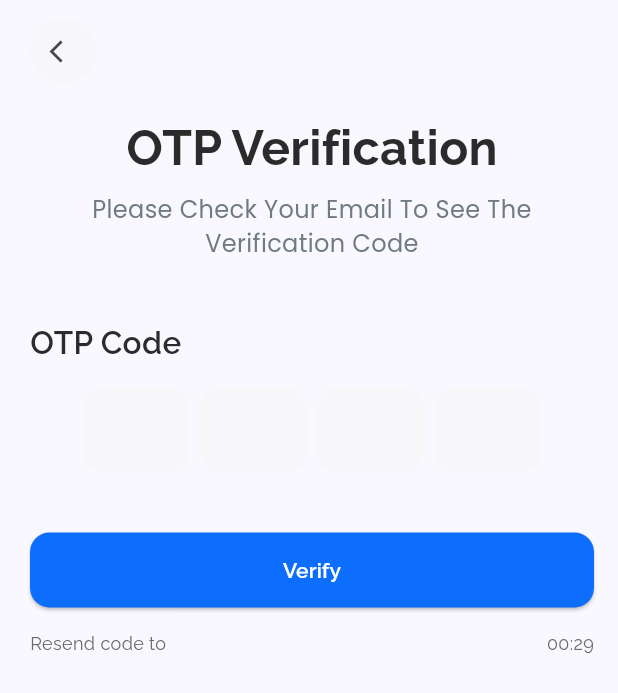
After one commit to FernandJerico/ecommerce_app, a Flutter app: the VerificationCodeScreen screen opened directly, on a phone screen of 412 x 824 dp. The commit adds this screen. Shown: the top 693 px of the screen. Run offline on Flutter 3.47's test engine with Material 2 defaults, Android fonts, the phone set to English and light mode, and no system bars; drawn by our look-alikes of pinput; our stand-ins replace dots_indicator, flutter_bloc, flutter_svg, google_fonts; missing offline and left inert: iconify_flutter.

Commit message:
add slicing verification code screen

```diff
--- a/lib/config/theme/theme.dart
+++ b/lib/config/theme/theme.dart
@@ -17,6 +17,12 @@ Color dangerColor = Colors.red;
 final ralewayFont32Bold = GoogleFonts.raleway(
     fontSize: 32, fontWeight: FontWeight.bold, color: darkColor);
 
+final ralewayFont21semiBold = GoogleFonts.raleway(
+    fontSize: 21, fontWeight: FontWeight.w600, color: darkColor);
+
+final ralewayFont18semiBold = GoogleFonts.raleway(
+    fontSize: 18, fontWeight: FontWeight.w600, color: darkColor);
+
 final ralewayFont16Bold = GoogleFonts.raleway(
     fontSize: 16, fontWeight: FontWeight.bold, color: darkColor);
 
@@ -32,10 +38,16 @@ final ralewayFont14w600 = GoogleFonts.raleway(
 final ralewayFont14w600Dark = GoogleFonts.raleway(
     fontWeight: FontWeight.w600, fontSize: 14, color: darkColor);
 
+final ralewayFont12wNormal = GoogleFonts.raleway(
+    fontWeight: FontWeight.normal, fontSize: 12, color: greyColor2);
+
+// Poppins Font
 final poppinsFont16w400 = GoogleFonts.poppins(
     fontSize: 16, fontWeight: FontWeight.w400, color: greyColor);
 
-// Poppins Font
+final poppinsFont18semiBold = GoogleFonts.poppins(
+    fontSize: 18, fontWeight: FontWeight.w600, color: darkColor);
+
 final poppinsFont16wNormal = GoogleFonts.poppins(
     fontSize: 16, fontWeight: FontWeight.normal, color: greyColor2);
 
--- a/lib/features/auth/presentation/bloc/auth_bloc.dart
+++ b/lib/features/auth/presentation/bloc/auth_bloc.dart
@@ -1,3 +1,5 @@
+import 'dart:async';
+
 import 'package:flutter_bloc/flutter_bloc.dart';
 
 part 'auth_event.dart';
@@ -12,6 +14,8 @@ class AuthBloc extends Bloc<AuthEvent, AuthState> {
     on<PasswordEvent>(_passwordEvent);
 
     on<ToggleObscureTextEvent>(_toggleObscureTextEvent);
+
+    on<AuthEvent>(_onTimerEvent);
   }
 
   void _nameEvent(NameEvent event, Emitter<AuthState> emit) {
@@ -31,4 +35,51 @@ class AuthBloc extends Bloc<AuthEvent, AuthState> {
     final currentState = state;
     emit(currentState.copyWith(obscureText: !currentState.obscureText));
   }
+
+  Timer? _timer;
+
+  void _onTimerEvent(AuthEvent event, Emitter<AuthState> emit) async {
+    if (event is StartTimerEvent) {
+      await _startTimer(event.durationInSeconds, emit);
+    } else if (event is TimerTickEvent) {
+      _handleTimerTick(event.remainingSeconds, emit);
+    }
+  }
+
+  Future<void> _startTimer(
+      int durationInSeconds, Emitter<AuthState> emit) async {
+    if (_timer != null && _timer!.isActive) {
+      _timer!.cancel();
+    }
+
+    emit(TimerRunningState(durationInSeconds));
+
+    for (var tick = 1; tick <= durationInSeconds; tick++) {
+      await Future.delayed(const Duration(seconds: 1));
+
+      final int remainingSeconds = durationInSeconds - tick;
+
+      if (remainingSeconds > 0) {
+        emit(TimerRunningState(remainingSeconds));
+      } else {
+        _timer!.cancel();
+        emit(TimerFinishedState());
+        break; // Hentikan loop setelah timer selesai
+      }
+    }
+  }
+
+  void _handleTimerTick(int remainingSeconds, Emitter<AuthState> emit) {
+    if (remainingSeconds < 0) {
+      emit(TimerRunningState(remainingSeconds));
+    } else {
+      emit(TimerFinishedState());
+    }
+  }
+
+  @override
+  Future<void> close() {
+    _timer!.cancel();
+    return super.close();
+  }
 }
--- a/lib/features/auth/presentation/bloc/auth_event.dart
+++ b/lib/features/auth/presentation/bloc/auth_event.dart
@@ -20,3 +20,15 @@ class PasswordEvent extends AuthEvent {
   final String password;
   const PasswordEvent(this.password);
 }
+
+class StartTimerEvent extends AuthEvent {
+  final int durationInSeconds;
+
+  StartTimerEvent(this.durationInSeconds);
+}
+
+class TimerTickEvent extends AuthEvent {
+  final int remainingSeconds;
+
+  TimerTickEvent(this.remainingSeconds);
+}
--- a/lib/features/auth/presentation/bloc/auth_state.dart
+++ b/lib/features/auth/presentation/bloc/auth_state.dart
@@ -28,4 +28,12 @@ class AuthState {
   }
 }
 
+class TimerRunningState extends AuthState {
+  final int remainingSeconds;
+
+  TimerRunningState(this.remainingSeconds);
+}
+
+class TimerFinishedState extends AuthState {}
+
 class AuthInitial extends AuthState {}
--- a/lib/features/auth/presentation/pages/forgot_password_screen.dart
+++ b/lib/features/auth/presentation/pages/forgot_password_screen.dart
@@ -1,4 +1,4 @@
-import 'package:ecommerce_app/features/auth/presentation/pages/login_screen.dart';
+import 'package:ecommerce_app/features/auth/presentation/pages/verification_code_screen.dart';
 import 'package:ecommerce_app/features/auth/presentation/widgets/auth_widgets.dart';
 import 'package:flutter/material.dart';
 import 'package:flutter_svg/flutter_svg.dart';
@@ -73,7 +73,8 @@ class _ForgotPasswordScreenState extends State<ForgotPasswordScreen> {
                         Navigator.pushReplacement(
                           context,
                           MaterialPageRoute(
-                              builder: (context) => const LoginScreen()),
+                              builder: (context) =>
+                                  const VerificationCodeScreen()),
                         );
                         return false;
                       },
--- /dev/null
+++ b/lib/features/auth/presentation/pages/verification_code_screen.dart
@@ -0,0 +1,187 @@
+import 'package:ecommerce_app/features/auth/presentation/pages/login_screen.dart';
+import 'package:ecommerce_app/features/auth/presentation/widgets/auth_widgets.dart';
+import 'package:flutter/material.dart';
+import 'package:flutter_bloc/flutter_bloc.dart';
+import 'package:pinput/pinput.dart';
+
+import '../../../../config/theme/theme.dart';
+import '../bloc/auth_bloc.dart';
+
+class VerificationCodeScreen extends StatefulWidget {
+  const VerificationCodeScreen({super.key});
+
+  @override
+  State<VerificationCodeScreen> createState() => _VerificationCodeScreenState();
+}
+
+class _VerificationCodeScreenState extends State<VerificationCodeScreen> {
+  final pinController = TextEditingController();
+  final focusNode = FocusNode();
+  final formKey = GlobalKey<FormState>();
+
+  int durationInSeconds = 30;
+
+  @override
+  void initState() {
+    super.initState();
+    context.read<AuthBloc>().add(StartTimerEvent(30)); // 30 detik
+  }
+
+  @override
+  Widget build(BuildContext context) {
+    final pinTheme = PinTheme(
+        width: 70,
+        height: 56,
+        textStyle: poppinsFont18semiBold,
+        decoration: BoxDecoration(
+            color: greyColor1, borderRadius: BorderRadius.circular(12)));
+
+    return Scaffold(
+      body: SafeArea(
+          child: SingleChildScrollView(
+        child: Padding(
+          padding:
+              const EdgeInsets.only(left: 20, right: 16, top: 12, bottom: 30),
+          child: Column(
+            crossAxisAlignment: CrossAxisAlignment.start,
+            children: [
+              Container(
+                decoration: BoxDecoration(
+                    color: greyColor1, borderRadius: BorderRadius.circular(50)),
+                height: 44,
+                width: 44,
+                child: IconButton(
+                    onPressed: () => Navigator.pop(context),
+                    icon: const Icon(
+                      Icons.arrow_back_ios,
+                      size: 18,
+                    )),
+              ),
+              const SizedBox(
+                height: 20,
+              ),
+              Center(
+                child: Column(
+                  children: [
+                    Text(
+                      'OTP Verification',
+                      style: ralewayFont32Bold,
+                    ),
+                    const SizedBox(
+                      height: 6,
+                    ),
+                    Text(
+                      'Please Check Your Email To See The \nVerification Code',
+                      style: poppinsFont16w400,
+                      textAlign: TextAlign.center,
+                    )
+                  ],
+                ),
+              ),
+              const SizedBox(
+                height: 40,
+              ),
+              Text(
+                'OTP Code',
+                style: ralewayFont21semiBold,
+              ),
+              const SizedBox(
+                height: 15,
+              ),
+              FractionallySizedBox(
+                child: Form(
+                    key: formKey,
+                    child: Column(
+                      children: [
+                        Directionality(
+                          textDirection: TextDirection.ltr,
+                          child: Pinput(
+                            mainAxisAlignment: MainAxisAlignment.spaceBetween,
+                            length: 4,
+                            keyboardType: TextInputType.number,
+                            preFilledWidget: Text(
+                              '',
+                              style: poppinsFont18semiBold,
+                            ),
+                            controller: pinController,
+                            focusNode: focusNode,
+                            defaultPinTheme: pinTheme,
+                            hapticFeedbackType: HapticFeedbackType.lightImpact,
+                            validator: (value) {
+                              if (value!.isEmpty) {
+                                return 'OTP Code Cannot Be Empty!';
+                              } else {
+                                return null;
+                              }
+                            },
+                          ),
+                        ),
+                        const SizedBox(
+                          height: 40,
+                        ),
+                        buildButton(context, 'Verify', () {
+                          if (formKey.currentState!.validate()) {
+                            Navigator.pushReplacement(context,
+                                MaterialPageRoute(
+                              builder: (context) {
+                                return const LoginScreen();
+                              },
+                            ));
+                          }
+                        }),
+                        const SizedBox(
+                          height: 15,
+                        ),
+                        BlocBuilder<AuthBloc, AuthState>(
+                          builder: (context, state) {
+                            if (state is TimerRunningState) {
+                              return Row(
+                                mainAxisAlignment:
+                                    MainAxisAlignment.spaceBetween,
+                                children: [
+                                  Text(
+                                    'Resend code to',
+                                    style: ralewayFont12wNormal,
+                                  ),
+                                  Text(
+                                    '00:${state.remainingSeconds.toString().padLeft(2, '0')}',
+                                    style: ralewayFont12wNormal,
+                                  )
+                                ],
+                              );
+                            } else if (state is TimerFinishedState) {
+                              return Row(
+                                mainAxisAlignment:
+                                    MainAxisAlignment.spaceBetween,
+                                children: [
+                                  Text(
+                                    'Resend code to',
+                                    style: ralewayFont12wNormal,
+                                  ),
+                                  TextButton(
+                                    onPressed: () {
+                                      context.read<AuthBloc>().add(
+                                          StartTimerEvent(durationInSeconds));
+                                    },
+                                    child: Text(
+                                      'Send',
+                                      style: ralewayFont12wNormal,
+                                    ),
+                                  )
+                                ],
+                              );
+                            } else {
+                              return const SizedBox();
+                            }
+                          },
+                        )
+                      ],
+                    )),
+              )
+            ],
+          ),
+        ),
+      )),
+    );
+  }
+}
--- a/pubspec.yaml
+++ b/pubspec.yaml
@@ -41,6 +41,7 @@ dependencies:
   flutter_bloc: ^8.1.3
   iconify_flutter: ^0.0.5
   flutter_svg: ^1.1.6
+  pinput: ^2.2.31
 
 flutter_native_splash:
   android: true
```
Also changed, not shown: pubspec.lock, 5 other files.
